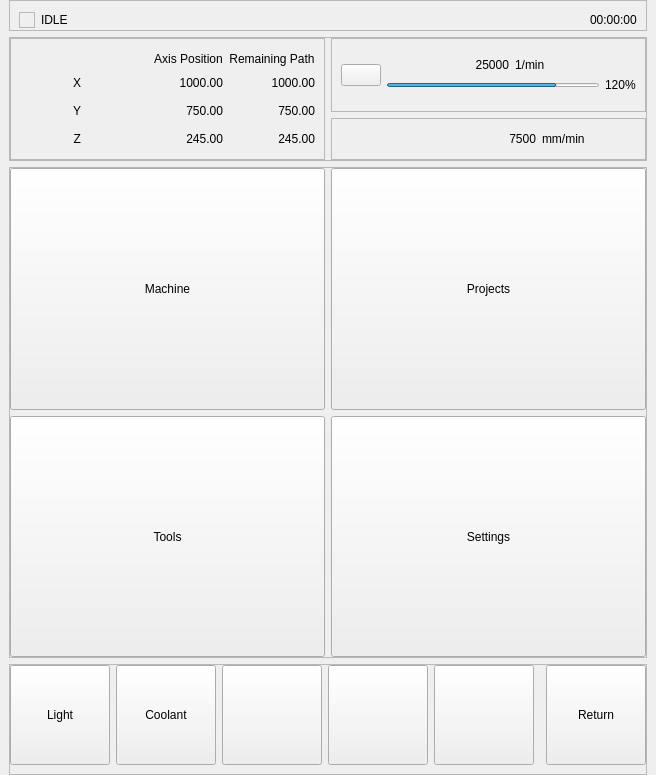
Above: src/gui/MainPage.ui from Schlemihl45/Controller before the change. Below: the same form after it.
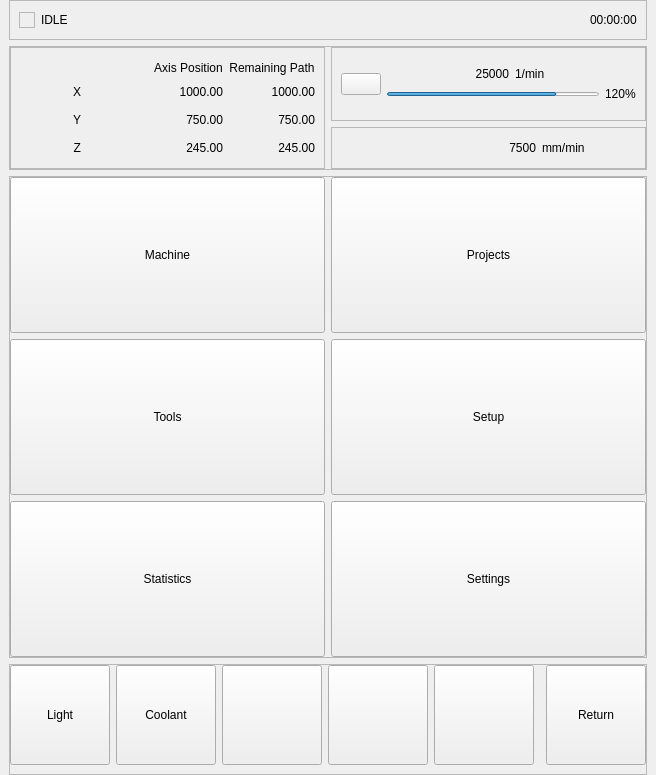
That is the form after the change. Icons and pictures are not drawn.

Commit message:
Rounded up the MainPage layout and design. Added Icons Created Tool Database Created ToolsPage and ToolDetailPage
Added 2D view and interactive input of tool-parameters
Added more tool types
Created more databases
Channeled database-handling in databaseManager.py
Added projects system
Added json files for projects

The edit to the form file:
```diff
--- a/src/gui/MainPage.ui
+++ b/src/gui/MainPage.ui
@@ -39,11 +39,14 @@
        <property name="leftMargin">
         <number>9</number>
        </property>
+       <property name="topMargin">
+        <number>9</number>
+       </property>
        <property name="rightMargin">
         <number>9</number>
        </property>
        <property name="bottomMargin">
-        <number>0</number>
+        <number>9</number>
        </property>
        <item>
         <widget class="QFrame" name="statusFrame_LED">
@@ -496,7 +499,20 @@
            <property name="bottomMargin">
             <number>0</number>
            </property>
-           <item row="1" column="0">
+           <item row="3" column="0">
+            <widget class="QToolButton" name="menuPage_statisticsButton">
+             <property name="sizePolicy">
+              <sizepolicy hsizetype="Expanding" vsizetype="Expanding">
+               <horstretch>0</horstretch>
+               <verstretch>0</verstretch>
+              </sizepolicy>
+             </property>
+             <property name="text">
+              <string>Statistics</string>
+             </property>
+            </widget>
+           </item>
+           <item row="2" column="0">
             <widget class="QToolButton" name="menuPage_toolsButton">
              <property name="sizePolicy">
               <sizepolicy hsizetype="Expanding" vsizetype="Expanding">
@@ -544,7 +560,7 @@
              </property>
             </widget>
            </item>
-           <item row="1" column="1">
+           <item row="3" column="1">
             <widget class="QToolButton" name="menuPage_settingsButton">
              <property name="sizePolicy">
               <sizepolicy hsizetype="Expanding" vsizetype="Expanding">
@@ -560,6 +576,19 @@
              </property>
             </widget>
            </item>
+           <item row="2" column="1">
+            <widget class="QToolButton" name="menuPage_setupButton">
+             <property name="sizePolicy">
+              <sizepolicy hsizetype="Expanding" vsizetype="Expanding">
+               <horstretch>0</horstretch>
+               <verstretch>0</verstretch>
+              </sizepolicy>
+             </property>
+             <property name="text">
+              <string>Setup</string>
+             </property>
+            </widget>
+           </item>
           </layout>
          </widget>
          <widget class="QWidget" name="page_2"/>
```
Left out of the diff: 10 changed lines with no effect on the pictures. The commit also changes 50 other files.
